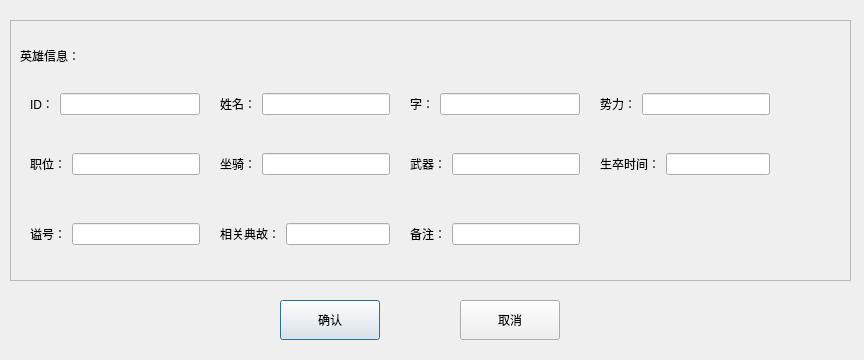
Old version of the form DataBaseDemo/View/InputInfoDialog.ui in the repository ZefinNg/MyQWidgetExamples.
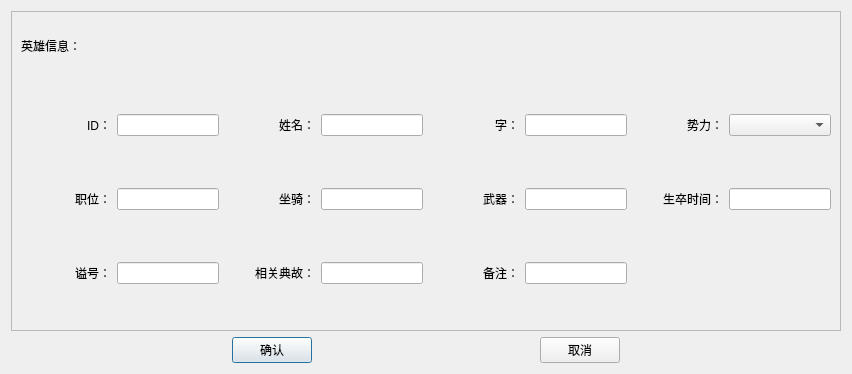
New version of the form.

Commit message: 修改InputInfoDialog的样式

The edit to the form file:
```diff
--- a/DataBaseDemo/View/InputInfoDialog.ui
+++ b/DataBaseDemo/View/InputInfoDialog.ui
@@ -6,47 +6,41 @@
    <rect>
     <x>0</x>
     <y>0</y>
-    <width>864</width>
-    <height>360</height>
+    <width>850</width>
+    <height>370</height>
    </rect>
   </property>
   <property name="windowTitle">
    <string>Dialog</string>
   </property>
+  <layout class="QGridLayout" name="gridLayout">
+   <item row="1" column="1">
   <widget class="QPushButton" name="btnConfirm">
-   <property name="geometry">
-    <rect>
-     <x>280</x>
-     <y>300</y>
-     <width>100</width>
-     <height>40</height>
-    </rect>
-   </property>
    <property name="text">
     <string>确认</string>
    </property>
   </widget>
-  <widget class="QPushButton" name="btnCancel">
-   <property name="geometry">
-    <rect>
-     <x>460</x>
-     <y>300</y>
-     <width>100</width>
-     <height>40</height>
-    </rect>
-   </property>
-   <property name="text">
-    <string>取消</string>
-   </property>
-  </widget>
+   </item>
+   <item row="1" column="2">
+    <spacer name="horizontalSpacer_2">
+     <property name="orientation">
+      <enum>Qt::Horizontal</enum>
+     </property>
+     <property name="sizeHint" stdset="0">
+      <size>
+       <width>213</width>
+       <height>20</height>
+      </size>
+     </property>
+    </spacer>
+   </item>
+   <item row="0" column="0" colspan="5">
   <widget class="QFrame" name="frame">
-   <property name="geometry">
-    <rect>
-     <x>10</x>
-     <y>20</y>
-     <width>841</width>
-     <height>261</height>
-    </rect>
+     <property name="minimumSize">
+      <size>
+       <width>830</width>
+       <height>320</height>
+      </size>
    </property>
    <property name="frameShape">
     <enum>QFrame::StyledPanel</enum>
@@ -59,257 +53,316 @@
      <rect>
       <x>10</x>
       <y>10</y>
-      <width>151</width>
-      <height>51</height>
-     </rect>
-    </property>
+        <width>211</width>
+        <height>50</height>
+       </rect>
+      </property>
+      <property name="minimumSize">
+       <size>
+        <width>0</width>
+        <height>50</height>
+       </size>
+      </property>
+      <property name="maximumSize">
+       <size>
+        <width>16777215</width>
+        <height>50</height>
+       </size>
+      </property>
     <property name="text">
      <string>英雄信息：</string>
     </property>
    </widget>
-   <widget class="QWidget" name="layoutWidget">
+     <widget class="QWidget" name="">
     <property name="geometry">
      <rect>
-      <x>210</x>
-      <y>70</y>
-      <width>170</width>
-      <height>28</height>
-     </rect>
-    </property>
-    <layout class="QHBoxLayout" name="horizontalLayout_2">
-     <item>
-      <widget class="QLabel" name="labelName">
+        <x>10</x>
+        <y>66</y>
+        <width>810</width>
+        <height>244</height>
+       </rect>
+      </property>
+      <layout class="QGridLayout" name="gridLayout_2">
+       <item row="2" column="0">
+        <widget class="QLabel" name="labelPosthumousTitle">
+         <property name="minimumSize">
+          <size>
+           <width>90</width>
+           <height>40</height>
+          </size>
+         </property>
+         <property name="layoutDirection">
+          <enum>Qt::LeftToRight</enum>
+         </property>
        <property name="text">
-        <string>姓名：</string>
+          <string>谥号：</string>
+         </property>
+         <property name="alignment">
+          <set>Qt::AlignRight|Qt::AlignTrailing|Qt::AlignVCenter</set>
        </property>
       </widget>
      </item>
-     <item>
+       <item row="2" column="1">
+        <widget class="QLineEdit" name="lineEditPosthumousTitle"/>
+       </item>
+       <item row="0" column="1">
+        <widget class="QLineEdit" name="lineEditID"/>
+       </item>
+       <item row="0" column="3">
       <widget class="QLineEdit" name="lineEditName"/>
      </item>
-    </layout>
-   </widget>
-   <widget class="QWidget" name="layoutWidget_2">
-    <property name="geometry">
-     <rect>
-      <x>400</x>
-      <y>70</y>
-      <width>170</width>
-      <height>28</height>
-     </rect>
-    </property>
-    <layout class="QHBoxLayout" name="horizontalLayout_3">
-     <item>
-      <widget class="QLabel" name="labelStyleName">
-       <property name="text">
-        <string>字：</string>
-       </property>
-      </widget>
-     </item>
-     <item>
-      <widget class="QLineEdit" name="lineEditStyleName"/>
-     </item>
-    </layout>
-   </widget>
-   <widget class="QWidget" name="layoutWidget_3">
-    <property name="geometry">
-     <rect>
-      <x>590</x>
-      <y>70</y>
-      <width>170</width>
-      <height>28</height>
-     </rect>
-    </property>
-    <layout class="QHBoxLayout" name="horizontalLayout_4">
-     <item>
-      <widget class="QLabel" name="labelFaction">
-       <property name="text">
-        <string>势力：</string>
-       </property>
-      </widget>
-     </item>
-     <item>
-      <widget class="QLineEdit" name="lineEditFaction"/>
-     </item>
-    </layout>
-   </widget>
-   <widget class="QWidget" name="layoutWidget_4">
-    <property name="geometry">
-     <rect>
-      <x>20</x>
-      <y>130</y>
-      <width>170</width>
-      <height>28</height>
-     </rect>
-    </property>
-    <layout class="QHBoxLayout" name="horizontalLayout_5">
-     <item>
-      <widget class="QLabel" name="labelPosition">
-       <property name="text">
-        <string>职位：</string>
-       </property>
-      </widget>
-     </item>
-     <item>
+       <item row="1" column="1">
       <widget class="QLineEdit" name="lineEditPosition"/>
      </item>
-    </layout>
-   </widget>
-   <widget class="QWidget" name="layoutWidget_5">
-    <property name="geometry">
-     <rect>
-      <x>210</x>
-      <y>130</y>
-      <width>170</width>
-      <height>28</height>
-     </rect>
-    </property>
-    <layout class="QHBoxLayout" name="horizontalLayout_6">
-     <item>
+       <item row="1" column="3">
+        <widget class="QLineEdit" name="lineEditMount"/>
+       </item>
+       <item row="2" column="2">
+        <widget class="QLabel" name="labelAllusion">
+         <property name="minimumSize">
+          <size>
+           <width>90</width>
+           <height>40</height>
+          </size>
+         </property>
+         <property name="layoutDirection">
+          <enum>Qt::LeftToRight</enum>
+         </property>
+         <property name="text">
+          <string>相关典故：</string>
+         </property>
+         <property name="alignment">
+          <set>Qt::AlignRight|Qt::AlignTrailing|Qt::AlignVCenter</set>
+         </property>
+        </widget>
+       </item>
+       <item row="0" column="2">
+        <widget class="QLabel" name="labelName">
+         <property name="minimumSize">
+          <size>
+           <width>90</width>
+           <height>40</height>
+          </size>
+         </property>
+         <property name="layoutDirection">
+          <enum>Qt::LeftToRight</enum>
+         </property>
+         <property name="text">
+          <string>姓名：</string>
+         </property>
+         <property name="alignment">
+          <set>Qt::AlignRight|Qt::AlignTrailing|Qt::AlignVCenter</set>
+         </property>
+        </widget>
+       </item>
+       <item row="1" column="2">
       <widget class="QLabel" name="labelMount">
+         <property name="minimumSize">
+          <size>
+           <width>90</width>
+           <height>40</height>
+          </size>
+         </property>
+         <property name="layoutDirection">
+          <enum>Qt::LeftToRight</enum>
+         </property>
        <property name="text">
         <string>坐骑：</string>
        </property>
-      </widget>
-     </item>
-     <item>
-      <widget class="QLineEdit" name="lineEditMount"/>
-     </item>
-    </layout>
-   </widget>
-   <widget class="QWidget" name="layoutWidget_6">
-    <property name="geometry">
-     <rect>
-      <x>400</x>
-      <y>130</y>
-      <width>170</width>
-      <height>28</height>
-     </rect>
-    </property>
-    <layout class="QHBoxLayout" name="horizontalLayout_7">
-     <item>
+         <property name="alignment">
+          <set>Qt::AlignRight|Qt::AlignTrailing|Qt::AlignVCenter</set>
+         </property>
+        </widget>
+       </item>
+       <item row="0" column="6">
+        <widget class="QLabel" name="labelFaction">
+         <property name="minimumSize">
+          <size>
+           <width>90</width>
+           <height>40</height>
+          </size>
+         </property>
+         <property name="layoutDirection">
+          <enum>Qt::LeftToRight</enum>
+         </property>
+         <property name="text">
+          <string>势力：</string>
+         </property>
+         <property name="alignment">
+          <set>Qt::AlignRight|Qt::AlignTrailing|Qt::AlignVCenter</set>
+         </property>
+        </widget>
+       </item>
+       <item row="0" column="5">
+        <widget class="QLineEdit" name="lineEditStyleName"/>
+       </item>
+       <item row="1" column="4">
       <widget class="QLabel" name="labelWeapon">
+         <property name="minimumSize">
+          <size>
+           <width>90</width>
+           <height>40</height>
+          </size>
+         </property>
+         <property name="layoutDirection">
+          <enum>Qt::LeftToRight</enum>
+         </property>
        <property name="text">
         <string>武器：</string>
        </property>
-      </widget>
-     </item>
-     <item>
+         <property name="alignment">
+          <set>Qt::AlignRight|Qt::AlignTrailing|Qt::AlignVCenter</set>
+         </property>
+        </widget>
+       </item>
+       <item row="2" column="3">
+        <widget class="QLineEdit" name="lineEditAllusion"/>
+       </item>
+       <item row="1" column="5">
       <widget class="QLineEdit" name="lineEditWeapon"/>
      </item>
-    </layout>
-   </widget>
-   <widget class="QWidget" name="layoutWidget_7">
-    <property name="geometry">
-     <rect>
-      <x>590</x>
-      <y>130</y>
-      <width>170</width>
-      <height>28</height>
-     </rect>
-    </property>
-    <layout class="QHBoxLayout" name="horizontalLayout_8">
-     <item>
+       <item row="0" column="0">
+        <widget class="QLabel" name="labelID">
+         <property name="minimumSize">
+          <size>
+           <width>90</width>
+           <height>40</height>
+          </size>
+         </property>
+         <property name="layoutDirection">
+          <enum>Qt::LeftToRight</enum>
+         </property>
+         <property name="text">
+          <string>ID：</string>
+         </property>
+         <property name="alignment">
+          <set>Qt::AlignRight|Qt::AlignTrailing|Qt::AlignVCenter</set>
+         </property>
+        </widget>
+       </item>
+       <item row="1" column="0">
+        <widget class="QLabel" name="labelPosition">
+         <property name="minimumSize">
+          <size>
+           <width>90</width>
+           <height>40</height>
+          </size>
+         </property>
+         <property name="layoutDirection">
+          <enum>Qt::LeftToRight</enum>
+         </property>
+         <property name="text">
+          <string>职位：</string>
+         </property>
+         <property name="alignment">
+          <set>Qt::AlignRight|Qt::AlignTrailing|Qt::AlignVCenter</set>
+         </property>
+        </widget>
+       </item>
+       <item row="0" column="4">
+        <widget class="QLabel" name="labelStyleName">
+         <property name="minimumSize">
+          <size>
+           <width>90</width>
+           <height>40</height>
+          </size>
+         </property>
+         <property name="layoutDirection">
+          <enum>Qt::LeftToRight</enum>
+         </property>
+         <property name="text">
+          <string>字：</string>
+         </property>
+         <property name="alignment">
+          <set>Qt::AlignRight|Qt::AlignTrailing|Qt::AlignVCenter</set>
+         </property>
+        </widget>
+       </item>
+       <item row="0" column="7">
+        <widget class="QComboBox" name="comboBoxKingdoms"/>
+       </item>
+       <item row="2" column="5">
+        <widget class="QLineEdit" name="lineEditTips"/>
+       </item>
+       <item row="2" column="4">
+        <widget class="QLabel" name="labelTips">
+         <property name="minimumSize">
+          <size>
+           <width>90</width>
+           <height>40</height>
+          </size>
+         </property>
+         <property name="layoutDirection">
+          <enum>Qt::LeftToRight</enum>
+         </property>
+         <property name="text">
+          <string>备注：</string>
+         </property>
+         <property name="alignment">
+          <set>Qt::AlignRight|Qt::AlignTrailing|Qt::AlignVCenter</set>
+         </property>
+        </widget>
+       </item>
+       <item row="1" column="6">
       <widget class="QLabel" name="labelBirthAndDeadthTime">
+         <property name="minimumSize">
+          <size>
+           <width>90</width>
+           <height>40</height>
+          </size>
+         </property>
+         <property name="layoutDirection">
+          <enum>Qt::LeftToRight</enum>
+         </property>
        <property name="text">
         <string>生卒时间：</string>
        </property>
-      </widget>
-     </item>
-     <item>
+         <property name="alignment">
+          <set>Qt::AlignRight|Qt::AlignTrailing|Qt::AlignVCenter</set>
+         </property>
+        </widget>
+       </item>
+       <item row="1" column="7">
       <widget class="QLineEdit" name="lineEditBirthAndDeathTime"/>
      </item>
     </layout>
    </widget>
-   <widget class="QWidget" name="layoutWidget_8">
-    <property name="geometry">
-     <rect>
-      <x>20</x>
-      <y>200</y>
-      <width>170</width>
-      <height>28</height>
-     </rect>
-    </property>
-    <layout class="QHBoxLayout" name="horizontalLayout_9">
-     <item>
-      <widget class="QLabel" name="labelPosthumousTitle">
-       <property name="text">
-        <string>谥号：</string>
-       </property>
-      </widget>
-     </item>
-     <item>
-      <widget class="QLineEdit" name="lineEditPosthumousTitle"/>
-     </item>
-    </layout>
-   </widget>
-   <widget class="QWidget" name="layoutWidget_9">
-    <property name="geometry">
-     <rect>
-      <x>210</x>
-      <y>200</y>
-      <width>170</width>
-      <height>28</height>
-     </rect>
-    </property>
-    <layout class="QHBoxLayout" name="horizontalLayout_10">
-     <item>
-      <widget class="QLabel" name="labelAllusion">
-       <property name="text">
-        <string>相关典故：</string>
-       </property>
-      </widget>
-     </item>
-     <item>
-      <widget class="QLineEdit" name="lineEditAllusion"/>
-     </item>
-    </layout>
-   </widget>
-   <widget class="QWidget" name="layoutWidget_10">
-    <property name="geometry">
-     <rect>
-      <x>400</x>
-      <y>200</y>
-      <width>170</width>
-      <height>28</height>
-     </rect>
-    </property>
-    <layout class="QHBoxLayout" name="horizontalLayout_11">
-     <item>
-      <widget class="QLabel" name="labelTips">
-       <property name="text">
-        <string>备注：</string>
-       </property>
-      </widget>
-     </item>
-     <item>
-      <widget class="QLineEdit" name="lineEditTips"/>
-     </item>
-    </layout>
-   </widget>
-   <widget class="QWidget" name="">
-    <property name="geometry">
-     <rect>
-      <x>20</x>
-      <y>70</y>
-      <width>170</width>
-      <height>28</height>
-     </rect>
-    </property>
-    <layout class="QHBoxLayout" name="horizontalLayout">
-     <item>
-      <widget class="QLabel" name="labelID">
+    </widget>
+   </item>
+   <item row="1" column="0">
+    <spacer name="horizontalSpacer">
+     <property name="orientation">
+      <enum>Qt::Horizontal</enum>
+     </property>
+     <property name="sizeHint" stdset="0">
+      <size>
+       <width>213</width>
+       <height>20</height>
+      </size>
+     </property>
+    </spacer>
+   </item>
+   <item row="1" column="4">
+    <spacer name="horizontalSpacer_3">
+     <property name="orientation">
+      <enum>Qt::Horizontal</enum>
+     </property>
+     <property name="sizeHint" stdset="0">
+      <size>
+       <width>213</width>
+       <height>20</height>
+      </size>
+     </property>
+    </spacer>
+   </item>
+   <item row="1" column="3">
+    <widget class="QPushButton" name="btnCancel">
        <property name="text">
-        <string>ID：</string>
+      <string>取消</string>
        </property>
       </widget>
      </item>
-     <item>
-      <widget class="QLineEdit" name="lineEditID"/>
-     </item>
-    </layout>
-   </widget>
-  </widget>
+  </layout>
  </widget>
  <resources/>
  <connections/>
```
Left out of the diff: 2 changed lines with no effect on the pictures. Lines whose indentation alone changed are shown as unchanged. The commit also changes 2 other files.
